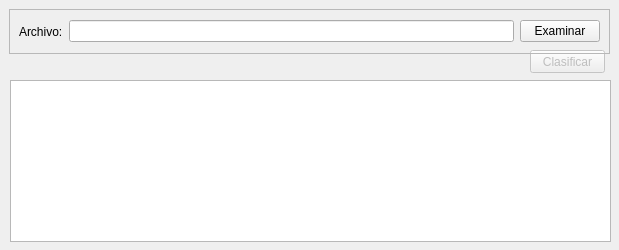
Volderpayoda/python-gui, file views/mainwindow.ui: the form before one commit.
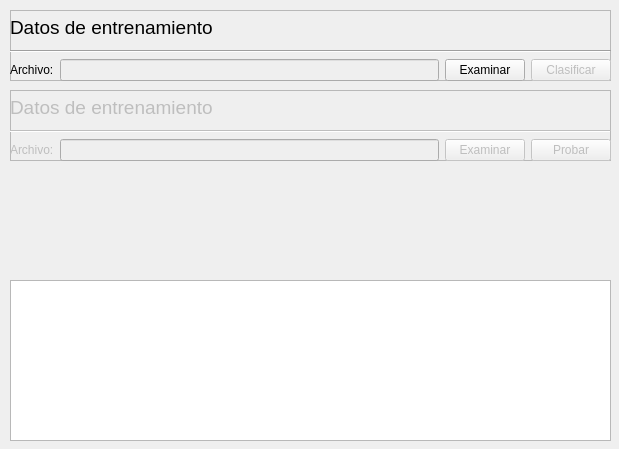
The form after the commit.

Commit message: Actualizando las vistas del modelo

Patch:
```diff
--- a/views/mainwindow.ui
+++ b/views/mainwindow.ui
@@ -10,7 +10,7 @@
     <x>0</x>
     <y>0</y>
     <width>619</width>
-    <height>250</height>
+    <height>449</height>
    </rect>
   </property>
   <property name="sizePolicy">
@@ -23,29 +23,121 @@
    <string>MainWindow</string>
   </property>
   <widget class="QWidget" name="centralwidget">
-   <widget class="QPushButton" name="classifyButton">
+   <widget class="QTextBrowser" name="debugTextBrowser">
+    <property name="geometry">
+     <rect>
+      <x>10</x>
+      <y>280</y>
+      <width>601</width>
+      <height>161</height>
+     </rect>
+    </property>
+   </widget>
+   <widget class="QFrame" name="trainingDataFrame">
+    <property name="geometry">
+     <rect>
+      <x>10</x>
+      <y>10</y>
+      <width>601</width>
+      <height>71</height>
+     </rect>
+    </property>
+    <property name="frameShape">
+     <enum>QFrame::StyledPanel</enum>
+    </property>
+    <property name="frameShadow">
+     <enum>QFrame::Raised</enum>
+    </property>
+    <widget class="QWidget" name="">
+     <property name="geometry">
+      <rect>
+       <x>0</x>
+       <y>0</y>
+       <width>601</width>
+       <height>71</height>
+      </rect>
+     </property>
+     <layout class="QVBoxLayout" name="trainingData">
+      <item>
+       <layout class="QVBoxLayout" name="title">
+        <item>
+         <widget class="QLabel" name="label">
+          <property name="font">
+           <font>
+            <pointsize>14</pointsize>
+           </font>
+          </property>
+          <property name="text">
+           <string>Datos de entrenamiento</string>
+          </property>
+         </widget>
+        </item>
+        <item>
+         <widget class="Line" name="line">
+          <property name="orientation">
+           <enum>Qt::Horizontal</enum>
+          </property>
+         </widget>
+        </item>
+       </layout>
+      </item>
+      <item>
+       <layout class="QHBoxLayout" name="trainingFileBrowser">
+        <item>
+         <widget class="QLabel" name="label_2">
+          <property name="text">
+           <string>Archivo:</string>
+          </property>
+         </widget>
+        </item>
+        <item>
+         <widget class="QLineEdit" name="trainingLineEdit">
+          <property name="enabled">
+           <bool>false</bool>
+          </property>
+          <property name="acceptDrops">
+           <bool>false</bool>
+          </property>
+         </widget>
+        </item>
+        <item>
+         <widget class="QPushButton" name="browseButton">
+          <property name="sizePolicy">
+           <sizepolicy hsizetype="Fixed" vsizetype="Fixed">
+            <horstretch>0</horstretch>
+            <verstretch>0</verstretch>
+           </sizepolicy>
+          </property>
+          <property name="text">
+           <string>Examinar</string>
+          </property>
+         </widget>
+        </item>
+        <item>
+         <widget class="QPushButton" name="classifyButton">
+          <property name="enabled">
+           <bool>false</bool>
+          </property>
+          <property name="text">
+           <string>Clasificar</string>
+          </property>
+         </widget>
+        </item>
+       </layout>
+      </item>
+     </layout>
+    </widget>
+   </widget>
+   <widget class="QFrame" name="testDataFrame">
     <property name="enabled">
      <bool>false</bool>
     </property>
     <property name="geometry">
      <rect>
-      <x>530</x>
-      <y>50</y>
-      <width>75</width>
-      <height>23</height>
-     </rect>
-    </property>
-    <property name="text">
-     <string>Clasificar</string>
-    </property>
-   </widget>
-   <widget class="QFrame" name="frame">
-    <property name="geometry">
-     <rect>
-      <x>9</x>
-      <y>9</y>
+      <x>10</x>
+      <y>90</y>
       <width>601</width>
-      <height>45</height>
+      <height>71</height>
      </rect>
     </property>
     <property name="frameShape">
@@ -54,52 +146,86 @@
     <property name="frameShadow">
      <enum>QFrame::Raised</enum>
     </property>
-    <widget class="QWidget" name="layoutWidget">
+    <widget class="QWidget" name="layoutWidget_2">
      <property name="geometry">
       <rect>
-       <x>10</x>
-       <y>10</y>
-       <width>581</width>
-       <height>25</height>
+       <x>0</x>
+       <y>0</y>
+       <width>601</width>
+       <height>71</height>
       </rect>
      </property>
-     <layout class="QHBoxLayout" name="horizontalLayout">
+     <layout class="QVBoxLayout" name="testData">
       <item>
-       <widget class="QLabel" name="label_2">
-        <property name="text">
-         <string>Archivo:</string>
-        </property>
-       </widget>
+       <layout class="QVBoxLayout" name="title_2">
+        <item>
+         <widget class="QLabel" name="label_3">
+          <property name="font">
+           <font>
+            <pointsize>14</pointsize>
+           </font>
+          </property>
+          <property name="text">
+           <string>Datos de entrenamiento</string>
+          </property>
+         </widget>
+        </item>
+        <item>
+         <widget class="Line" name="line_2">
+          <property name="orientation">
+           <enum>Qt::Horizontal</enum>
+          </property>
+         </widget>
+        </item>
+       </layout>
       </item>
       <item>
-       <widget class="QLineEdit" name="lineEdit"/>
-      </item>
-      <item>
-       <widget class="QPushButton" name="browseButton">
-        <property name="sizePolicy">
-         <sizepolicy hsizetype="Fixed" vsizetype="Fixed">
-          <horstretch>0</horstretch>
-          <verstretch>0</verstretch>
-         </sizepolicy>
-        </property>
-        <property name="text">
-         <string>Examinar</string>
-        </property>
-       </widget>
+       <layout class="QHBoxLayout" name="testFileBrowser">
+        <item>
+         <widget class="QLabel" name="label_4">
+          <property name="text">
+           <string>Archivo:</string>
+          </property>
+         </widget>
+        </item>
+        <item>
+         <widget class="QLineEdit" name="testLineEdit">
+          <property name="enabled">
+           <bool>false</bool>
+          </property>
+          <property name="acceptDrops">
+           <bool>false</bool>
+          </property>
+         </widget>
+        </item>
+        <item>
+         <widget class="QPushButton" name="testBrowseButton">
+          <property name="sizePolicy">
+           <sizepolicy hsizetype="Fixed" vsizetype="Fixed">
+            <horstretch>0</horstretch>
+            <verstretch>0</verstretch>
+           </sizepolicy>
+          </property>
+          <property name="text">
+           <string>Examinar</string>
+          </property>
+         </widget>
+        </item>
+        <item>
+         <widget class="QPushButton" name="testTestButton">
+          <property name="enabled">
+           <bool>false</bool>
+          </property>
+          <property name="text">
+           <string>Probar</string>
+          </property>
+         </widget>
+        </item>
+       </layout>
       </item>
      </layout>
     </widget>
    </widget>
-   <widget class="QTextBrowser" name="debugTextBrowser">
-    <property name="geometry">
-     <rect>
-      <x>10</x>
-      <y>80</y>
-      <width>601</width>
-      <height>162</height>
-     </rect>
-    </property>
-   </widget>
   </widget>
  </widget>
  <resources/>
```
The commit also changes 1 other file.
